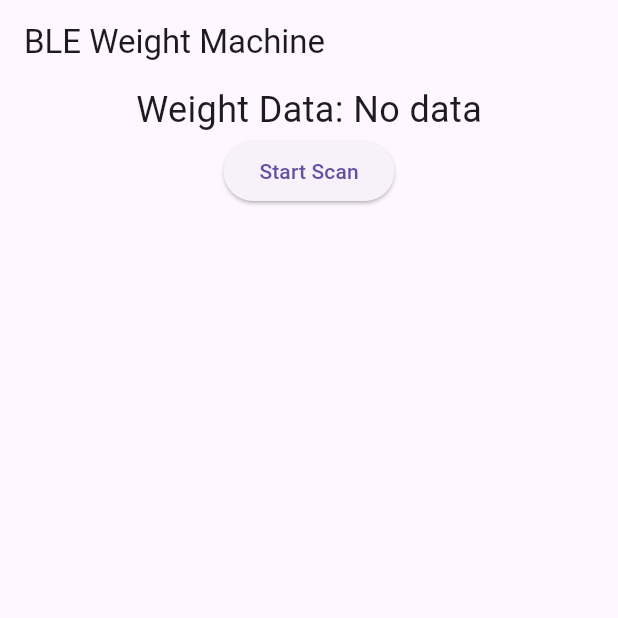
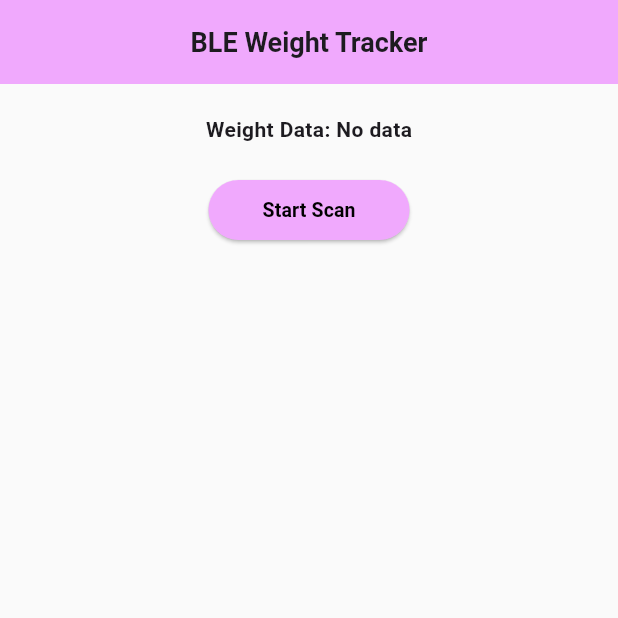
Before and after one commit to Sangeeta2021/sdk_connection, a Flutter app: the screen it shows after launch, on a phone screen of 412 x 824 dp, the top half of it. Run offline on Flutter 3.47's test engine with Material 3 defaults, Android fonts, the phone set to English and light mode, and no system bars.

Commit message:
Code Corrections

```diff
--- a/lib/Screens/main_screen.dart
+++ b/lib/Screens/main_screen.dart
@@ -85,6 +85,8 @@
 // }
 
 
+import 'package:ble_sdk_connection/utils/colors.dart';
+import 'package:ble_sdk_connection/utils/constants.dart';
 import 'package:flutter/material.dart';
 import 'package:flutter/services.dart';
 
@@ -150,24 +152,44 @@ class _MainScreenState extends State<MainScreen> {
   @override
   Widget build(BuildContext context) {
     return Scaffold(
-      appBar: AppBar(title: Text("BLE Weight Machine")),
-      body: Column(
+      backgroundColor: bgColor,
+      appBar: AppBar(
+        centerTitle: true,
+        backgroundColor: themeColor,
+
+        title: Text("BLE Weight Tracker", style: appBarTitleStyle,)),
+      body: Padding(
+        padding: const EdgeInsets.symmetric(vertical:20,horizontal: 16 ),
+        child: Column(
           mainAxisAlignment: MainAxisAlignment.center,
           children: <Widget>[
-          Text("Weight Data: $_weightData", style: TextStyle(fontSize: 24)),
+            Text("Weight Data: $_weightData", style: blackTitleStyle),
+            SizedBox(height: 20,),
             ElevatedButton(
+              style: ElevatedButton.styleFrom(
+                backgroundColor: themeColor
+              ),
               onPressed: _startScan,
-            child: Text("Start Scan"),
+              child: Padding(
+                padding: const EdgeInsets.symmetric(vertical: 4,horizontal: 12),
+                child: Text("Start Scan", style: buttonTextStyle,),
+              ),
             ),
             Expanded(
               child: ListView.builder(
                 itemCount: _availableDevices.length,
                 itemBuilder: (context, index) {
-                return ListTile(
+                  return Padding(
+                    padding: const EdgeInsets.only(bottom: 8),
+                    child: ListTile(
+                      shape: RoundedRectangleBorder(borderRadius: BorderRadius.circular(12),),
+                      tileColor: wColor,
                       title: Text(_availableDevices[index]),
                       trailing: ElevatedButton(
+                        style: ElevatedButton.styleFrom(backgroundColor: themeColor),
                         onPressed: () => _connectToDevice(_availableDevices[index]),
-                    child: Text("Connect"),
+                        child: Text("Connect", style: buttonTextStyle,),
+                      ),
                     ),
                   );
                 },
@@ -175,6 +197,7 @@ class _MainScreenState extends State<MainScreen> {
             ),
           ],
         ),
+      ),
     );
   }
 }
--- a/lib/Services/weight_data_service.dart
+++ b/lib/Services/weight_data_service.dart
@@ -1,4 +1,3 @@
-// lib/services/weight_data_service.dart
 import 'package:flutter/services.dart';
 
 class WeightDataService {
--- a/lib/main.dart
+++ b/lib/main.dart
@@ -13,6 +13,9 @@ class MyApp extends StatelessWidget {
   Widget build(BuildContext context) {
     return MaterialApp(
       debugShowCheckedModeBanner: false,
+      theme: ThemeData(
+        primaryColor: Colors.purple
+      ),
       home: MainScreen(),
     );
   }
--- /dev/null
+++ b/lib/utils/colors.dart
@@ -0,0 +1,6 @@
+import 'package:flutter/material.dart';
+
+const themeColor = Color.fromARGB(255, 240, 169, 253);
+const bcolor = Colors.black;
+const wColor = Colors.white;
+const bgColor = Color.fromARGB(255, 250, 250, 250);
--- /dev/null
+++ b/lib/utils/constants.dart
@@ -0,0 +1,7 @@
+import 'package:ble_sdk_connection/utils/colors.dart';
+import 'package:flutter/material.dart';
+
+const appBarTitleStyle = TextStyle(fontSize: 18, fontWeight: FontWeight.bold);
+const blackTitleStyle = TextStyle(fontSize: 14, fontWeight: FontWeight.w600);
+const blackContenteStyle = TextStyle(fontSize: 14, fontWeight: FontWeight.w400);
+const buttonTextStyle = TextStyle(fontSize: 13, fontWeight: FontWeight.bold, color:bcolor );
```
Also changed, not shown: 4 other files. Lines whose indentation alone changed are shown as unchanged.
